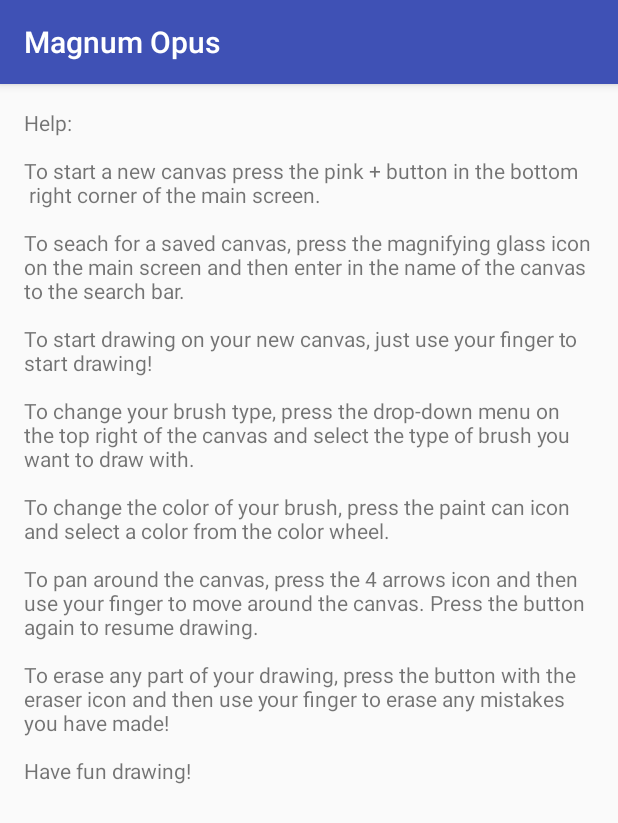
After one commit to Calvin-262-Team-Equinox/magnum-opus-client, an Android app: the HelpActivity screen opened directly, with no data from a screen before it, on a phone screen of 412 x 824 dp. The commit adds this screen. Shown: the top 823 px of the screen. Run offline under Robolectric (Android 15) with nearby library versions, the phone set to English and light mode, and no system bars.

Commit message:
Help Menu

```diff
--- a/app/src/main/AndroidManifest.xml
+++ b/app/src/main/AndroidManifest.xml
@@ -20,6 +20,8 @@
         </activity>
         <activity android:name=".AboutActivity">
         </activity>
+        <activity android:name=".HelpActivity">
+        </activity>
         <activity android:name=".CanvasActivity"
                   android:theme="@style/FullScreenTheme">
         </activity>
--- /dev/null
+++ b/app/src/main/java/edu/calvin/equinox/magnumopus/HelpActivity.java
@@ -0,0 +1,18 @@
+package edu.calvin.equinox.magnumopus;
+
+import android.os.Bundle;
+import android.support.v7.app.AppCompatActivity;
+
+/**
+ * Help page.
+ */
+
+public class HelpActivity extends AppCompatActivity
+{
+    @Override
+    protected void onCreate(Bundle savedInstanceState)
+    {
+        super.onCreate(savedInstanceState);
+        setContentView(R.layout.activity_help);
+    }
+}
--- a/app/src/main/java/edu/calvin/equinox/magnumopus/MainActivity.java
+++ b/app/src/main/java/edu/calvin/equinox/magnumopus/MainActivity.java
@@ -50,6 +50,10 @@ public class MainActivity extends AppCompatActivity
                 startActivity(new Intent(this, AboutActivity.class));
                 return true;
 
+            case R.id.menu_help:
+                startActivity(new Intent(this, HelpActivity.class));
+                return true;
+
             default:
                 return super.onOptionsItemSelected(item);
         }
--- /dev/null
+++ b/app/src/main/res/layout/activity_help.xml
@@ -0,0 +1,38 @@
+<?xml version="1.0" encoding="utf-8"?>
+<RelativeLayout
+xmlns:android="http://schemas.android.com/apk/res/android"
+xmlns:tools="http://schemas.android.com/tools"
+android:id="@+id/activity_help"
+android:layout_width="match_parent"
+android:layout_height="match_parent"
+android:paddingBottom="@dimen/activity_vertical_margin"
+android:paddingLeft="@dimen/activity_horizontal_margin"
+android:paddingRight="@dimen/activity_horizontal_margin"
+android:paddingTop="@dimen/activity_vertical_margin"
+tools:context="edu.calvin.equinox.magnumopus.HelpActivity">
+
+<TextView
+    android:text="Help:
+    \n
+    \nTo start a new canvas press the pink + button in the bottom \n right corner of the main screen.
+    \n
+    \nTo seach for a saved canvas, press the magnifying glass icon on the main screen and then enter in the name of the canvas to the search bar.
+    \n
+    \nTo start drawing on your new canvas, just use your finger to start drawing!
+    \n
+    \nTo change your brush type, press the drop-down menu on the top right of the canvas and select the type of brush you want to draw with.
+    \n
+    \nTo change the color of your brush, press the paint can icon and select a color from the color wheel.
+    \n
+    \nTo pan around the canvas, press the 4 arrows icon and then use your finger to move around the canvas. Press the button again to resume drawing.
+    \n
+    \nTo erase any part of your drawing, press the button with the eraser icon and then use your finger to erase any mistakes you have made!
+    \n
+    \nHave fun drawing!"
+    android:layout_width="wrap_content"
+    android:layout_height="wrap_content"
+    android:layout_alignParentTop="true"
+    android:layout_alignParentLeft="true"
+    android:layout_alignParentStart="true"
+    android:id="@+id/textView"/>
+</RelativeLayout>
--- a/app/src/main/res/menu/activity_main_menu.xml
+++ b/app/src/main/res/menu/activity_main_menu.xml
@@ -3,5 +3,9 @@
       xmlns:android="http://schemas.android.com/apk/res/android">
 
     <item android:title="@string/menu_about"
-          android:id="@+id/menu_about" />
+          android:id="@+id/menu_about"/>
+
+    <item android:title="@string/menu_help"
+          android:id="@+id/menu_help"/>
+
 </menu>
--- a/app/src/main/res/values/strings.xml
+++ b/app/src/main/res/values/strings.xml
@@ -1,6 +1,7 @@
 <resources>
     <string name="app_name">Magnum Opus</string>
     <string name="menu_about">About</string>
+    <string name="menu_help">Help</string>
     <string name="about_content">Collaborative painting from brush strokes to masterpiece.\n\nBrought to you by:\nJahn Davis, Casey Jones, Hannah Ludema, and Micah Ng</string>
     <string name="find_canvas">Find a canvas…</string>
     <string-array name="brushTypes">
```
